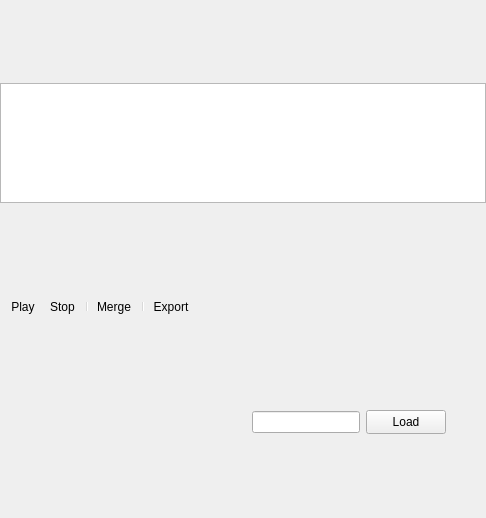
Qt form App/panes/frames_viewer/frames_viewer_pane.ui (fengzhu2007/anycode) before a commit.
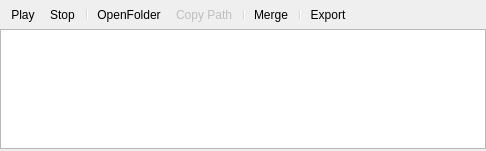
The same form after that commit. Icons and pictures are not drawn. Custom widgets are drawn as their Qt base class.

Diff of the .ui file:
```diff
--- a/App/panes/frames_viewer/frames_viewer_pane.ui
+++ b/App/panes/frames_viewer/frames_viewer_pane.ui
@@ -7,13 +7,16 @@
     <x>0</x>
     <y>0</y>
     <width>486</width>
-    <height>518</height>
+    <height>151</height>
    </rect>
   </property>
   <property name="windowTitle">
    <string>Form</string>
   </property>
-  <layout class="QVBoxLayout" name="verticalLayout" stretch="1,0,0">
+  <layout class="QVBoxLayout" name="verticalLayout">
+   <property name="spacing">
+    <number>0</number>
+   </property>
    <property name="leftMargin">
     <number>0</number>
    </property>
@@ -26,31 +29,6 @@
    <property name="bottomMargin">
     <number>0</number>
    </property>
-   <item>
-    <widget class="QListView" name="listView">
-     <property name="minimumSize">
-      <size>
-       <width>0</width>
-       <height>120</height>
-      </size>
-     </property>
-     <property name="maximumSize">
-      <size>
-       <width>16777215</width>
-       <height>120</height>
-      </size>
-     </property>
-     <property name="selectionMode">
-      <enum>QAbstractItemView::ExtendedSelection</enum>
-     </property>
-     <property name="isWrapping" stdset="0">
-      <bool>false</bool>
-     </property>
-     <property name="viewMode">
-      <enum>QListView::IconMode</enum>
-     </property>
-    </widget>
-   </item>
    <item>
     <widget class="QToolBar" name="toolBar">
      <property name="sizePolicy">
@@ -71,60 +49,38 @@
      <addaction name="actionPlay"/>
      <addaction name="actionStop"/>
      <addaction name="separator"/>
+     <addaction name="actionOpenFolder"/>
+     <addaction name="actionCopy_Path"/>
+     <addaction name="separator"/>
      <addaction name="actionMerge"/>
      <addaction name="separator"/>
      <addaction name="actionExport"/>
     </widget>
    </item>
    <item>
-    <layout class="QHBoxLayout" name="horizontalLayout" stretch="1,0,0,0">
-     <item>
-      <widget class="ady::DirSelector" name="folder" native="true">
-       <property name="maximumSize">
-        <size>
-         <width>400</width>
-         <height>16777215</height>
-        </size>
-       </property>
-      </widget>
-     </item>
-     <item>
-      <widget class="QLineEdit" name="filters">
-       <property name="maximumSize">
-        <size>
-         <width>200</width>
-         <height>16777215</height>
-        </size>
-       </property>
-      </widget>
-     </item>
-     <item>
-      <widget class="QPushButton" name="load">
-       <property name="minimumSize">
-        <size>
-         <width>0</width>
-         <height>24</height>
-        </size>
-       </property>
-       <property name="text">
-        <string>Load</string>
-       </property>
-      </widget>
-     </item>
-     <item>
-      <spacer name="horizontalSpacer">
-       <property name="orientation">
-        <enum>Qt::Horizontal</enum>
-       </property>
-       <property name="sizeHint" stdset="0">
-        <size>
-         <width>40</width>
-         <height>20</height>
-        </size>
-       </property>
-      </spacer>
-     </item>
-    </layout>
+    <widget class="QListView" name="listView">
+     <property name="minimumSize">
+      <size>
+       <width>0</width>
+       <height>120</height>
+      </size>
+     </property>
+     <property name="maximumSize">
+      <size>
+       <width>16777215</width>
+       <height>120</height>
+      </size>
+     </property>
+     <property name="selectionMode">
+      <enum>QAbstractItemView::ExtendedSelection</enum>
+     </property>
+     <property name="isWrapping" stdset="0">
+      <bool>false</bool>
+     </property>
+     <property name="viewMode">
+      <enum>QListView::IconMode</enum>
+     </property>
+    </widget>
    </item>
   </layout>
   <action name="actionPlay">
@@ -199,15 +155,34 @@
     <enum>QAction::NoRole</enum>
    </property>
   </action>
+  <action name="actionOpenFolder">
+   <property name="icon">
+    <iconset resource="../../r.qrc">
+     <normaloff>:/Resource/icons/OpenFolder_16x.svg</normaloff>:/Resource/icons/OpenFolder_16x.svg</iconset>
+   </property>
+   <property name="text">
+    <string>OpenFolder</string>
+   </property>
+   <property name="menuRole">
+    <enum>QAction::NoRole</enum>
+   </property>
+  </action>
+  <action name="actionCopy_Path">
+   <property name="enabled">
+    <bool>false</bool>
+   </property>
+   <property name="icon">
+    <iconset resource="../../r.qrc">
+     <normaloff>:/Resource/icons/Copy_16x.svg</normaloff>:/Resource/icons/Copy_16x.svg</iconset>
+   </property>
+   <property name="text">
+    <string>Copy Path</string>
+   </property>
+   <property name="menuRole">
+    <enum>QAction::NoRole</enum>
+   </property>
+  </action>
  </widget>
- <customwidgets>
-  <customwidget>
-   <class>ady::DirSelector</class>
-   <extends>QWidget</extends>
-   <header>components/dir_selector.h</header>
-   <container>1</container>
-  </customwidget>
- </customwidgets>
  <resources>
   <include location="../../r.qrc"/>
  </resources>
```
